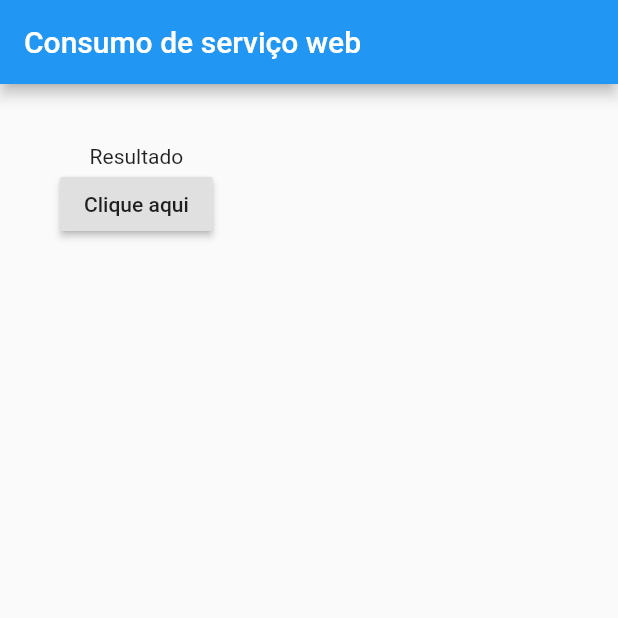
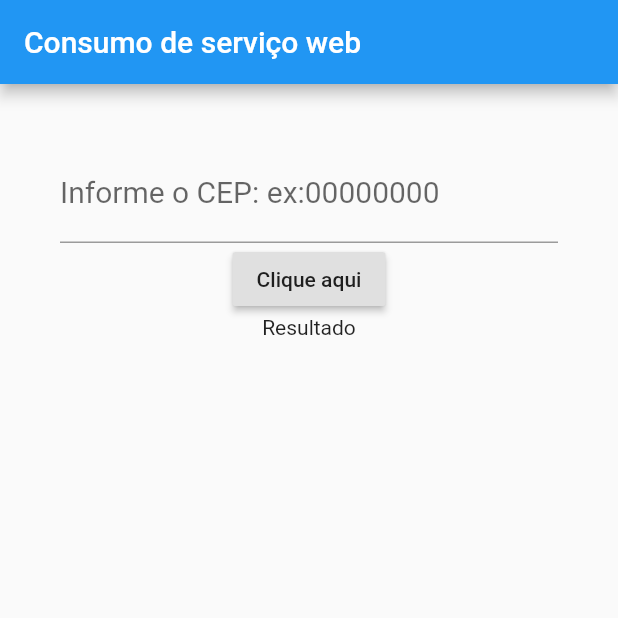
Before and after one commit to Evandson/consumo-servicos-flutter, a Flutter app: the screen it shows after launch, after a tap on "Clique aqui", on a phone screen of 412 x 824 dp, the top half of it. Run offline on Flutter 3.47's test engine with Material 2 defaults, Android fonts, the phone set to English and light mode, and no system bars; network calls fail.

Commit message:
Inserção dos dados através do formulário

```diff
--- a/lib/Home.dart
+++ b/lib/Home.dart
@@ -9,12 +9,13 @@ class Home extends StatefulWidget {
 
 class _HomeState extends State<Home> {
 
+  TextEditingController _controllerCep = TextEditingController();
   String _resultado = "Resultado";
 
   _recuperarCep()async{
 
-    //String cep = "01001000";
-    String url = "https://viacep.com.br/ws/01001000/json/";
+    String cepInserido = _controllerCep.text;
+    String url = "https://viacep.com.br/ws/${cepInserido}/json/";
     http.Response response;
 
     response = await http.get(url);
@@ -24,13 +25,14 @@ class _HomeState extends State<Home> {
     String complemento = retorno["complemento"];
     String bairro = retorno["bairro"];
     String localidade = retorno["localidade"];
+    String uf = retorno["uf"];
 
     setState(() {
-      _resultado = "${logradouro}, ${complemento}, ${bairro}, ${localidade}";
+      _resultado = "${logradouro}, ${complemento}, ${bairro}, ${localidade} - ${uf}";
     });
 
     print(
-      "CEP: ${cep}, Logradouro: ${logradouro}, Complemento: ${complemento}, Bairro: ${bairro}, Localidade: ${localidade} "
+      "CEP: ${cep}, Logradouro: ${logradouro}, Complemento: ${complemento}, Bairro: ${bairro}, Localidade: ${localidade}, Estado: ${uf}"
     );
 
     //print(response.statusCode.toString());
@@ -48,11 +50,21 @@ class _HomeState extends State<Home> {
         padding: EdgeInsets.all(40),
         child: Column(
           children: <Widget>[
-            Text(_resultado),
+            TextField(
+              keyboardType: TextInputType.number,
+              decoration: InputDecoration(
+                labelText: "Informe o CEP: ex:00000000"
+              ),
+              style: TextStyle(
+                fontSize: 20
+              ),
+              controller: _controllerCep
+            ),
             RaisedButton(
               child: Text("Clique aqui"),
               onPressed: _recuperarCep,
-            )
+            ),
+            Text(_resultado),
           ],
         ),
       ) ,
```
